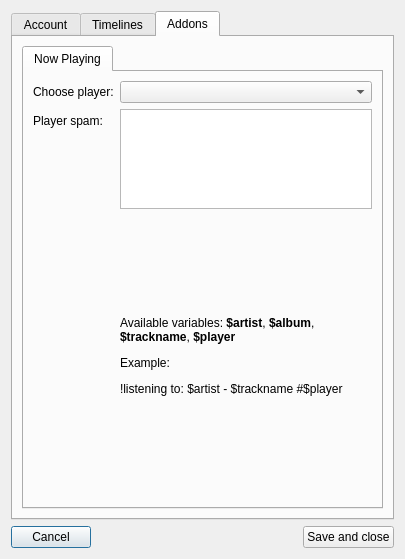
Qt form src/ui/settings.ui (pztrn/qtdenter-old) before a commit.
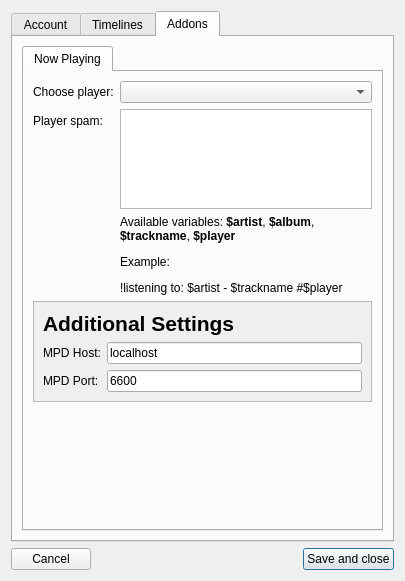
The same form after that commit. The open tabs and pages were chosen to show the change.

Commit message: MPD spamming fixes: ability to enter host and port in settings. Note: mpd must have "read" access provided to all!

The edit to the form file:
```diff
--- a/src/ui/settings.ui
+++ b/src/ui/settings.ui
@@ -10,9 +10,15 @@
     <x>0</x>
     <y>0</y>
     <width>405</width>
-    <height>559</height>
+    <height>581</height>
    </rect>
   </property>
+  <property name="minimumSize">
+   <size>
+    <width>405</width>
+    <height>581</height>
+   </size>
+  </property>
   <property name="windowTitle">
    <string>QTDenter Settings</string>
   </property>
@@ -406,6 +412,101 @@
              </item>
             </layout>
            </item>
+           <item row="1" column="0">
+            <widget class="QScrollArea" name="additional_settings_wrap">
+             <property name="enabled">
+              <bool>true</bool>
+             </property>
+             <property name="sizePolicy">
+              <sizepolicy hsizetype="Expanding" vsizetype="Minimum">
+               <horstretch>0</horstretch>
+               <verstretch>0</verstretch>
+              </sizepolicy>
+             </property>
+             <property name="widgetResizable">
+              <bool>true</bool>
+             </property>
+             <widget class="QWidget" name="scrollAreaWidgetContents_2">
+              <property name="geometry">
+               <rect>
+                <x>0</x>
+                <y>0</y>
+                <width>341</width>
+                <height>150</height>
+               </rect>
+              </property>
+              <layout class="QGridLayout" name="gridLayout_7">
+               <item row="0" column="0">
+                <widget class="QLabel" name="label_4">
+                 <property name="sizePolicy">
+                  <sizepolicy hsizetype="Preferred" vsizetype="Maximum">
+                   <horstretch>0</horstretch>
+                   <verstretch>0</verstretch>
+                  </sizepolicy>
+                 </property>
+                 <property name="text">
+                  <string>&lt;html&gt;&lt;head/&gt;&lt;body&gt;&lt;p&gt;&lt;span style=&quot; font-size:16pt; font-weight:600;&quot;&gt;Additional Settings&lt;/span&gt;&lt;/p&gt;&lt;/body&gt;&lt;/html&gt;</string>
+                 </property>
+                </widget>
+               </item>
+               <item row="1" column="0">
+                <layout class="QFormLayout" name="formLayout_4">
+                 <property name="sizeConstraint">
+                  <enum>QLayout::SetDefaultConstraint</enum>
+                 </property>
+                 <property name="fieldGrowthPolicy">
+                  <enum>QFormLayout::AllNonFixedFieldsGrow</enum>
+                 </property>
+                 <property name="rowWrapPolicy">
+                  <enum>QFormLayout::DontWrapRows</enum>
+                 </property>
+                 <item row="0" column="0">
+                  <widget class="QLabel" name="mpdhost_text">
+                   <property name="text">
+                    <string>MPD Host:</string>
+                   </property>
+                  </widget>
+                 </item>
+                 <item row="0" column="1">
+                  <widget class="QLineEdit" name="mpdhost">
+                   <property name="text">
+                    <string notr="true">localhost</string>
+                   </property>
+                  </widget>
+                 </item>
+                 <item row="1" column="0">
+                  <widget class="QLabel" name="mpdport_text">
+                   <property name="text">
+                    <string>MPD Port:</string>
+                   </property>
+                  </widget>
+                 </item>
+                 <item row="1" column="1">
+                  <widget class="QLineEdit" name="mpdport">
+                   <property name="text">
+                    <string notr="true">6600</string>
+                   </property>
+                  </widget>
+                 </item>
+                </layout>
+               </item>
+              </layout>
+             </widget>
+            </widget>
+           </item>
+           <item row="2" column="0">
+            <spacer name="verticalSpacer_3">
+             <property name="orientation">
+              <enum>Qt::Vertical</enum>
+             </property>
+             <property name="sizeHint" stdset="0">
+              <size>
+               <width>20</width>
+               <height>500</height>
+              </size>
+             </property>
+            </spacer>
+           </item>
           </layout>
          </widget>
         </widget>
@@ -441,6 +542,9 @@
        <property name="text">
         <string>Save and close</string>
        </property>
+       <property name="default">
+        <bool>true</bool>
+       </property>
       </widget>
      </item>
     </layout>
```
Left out of the diff: 29 changed lines with no effect on the pictures. The commit also changes 4 other files.
